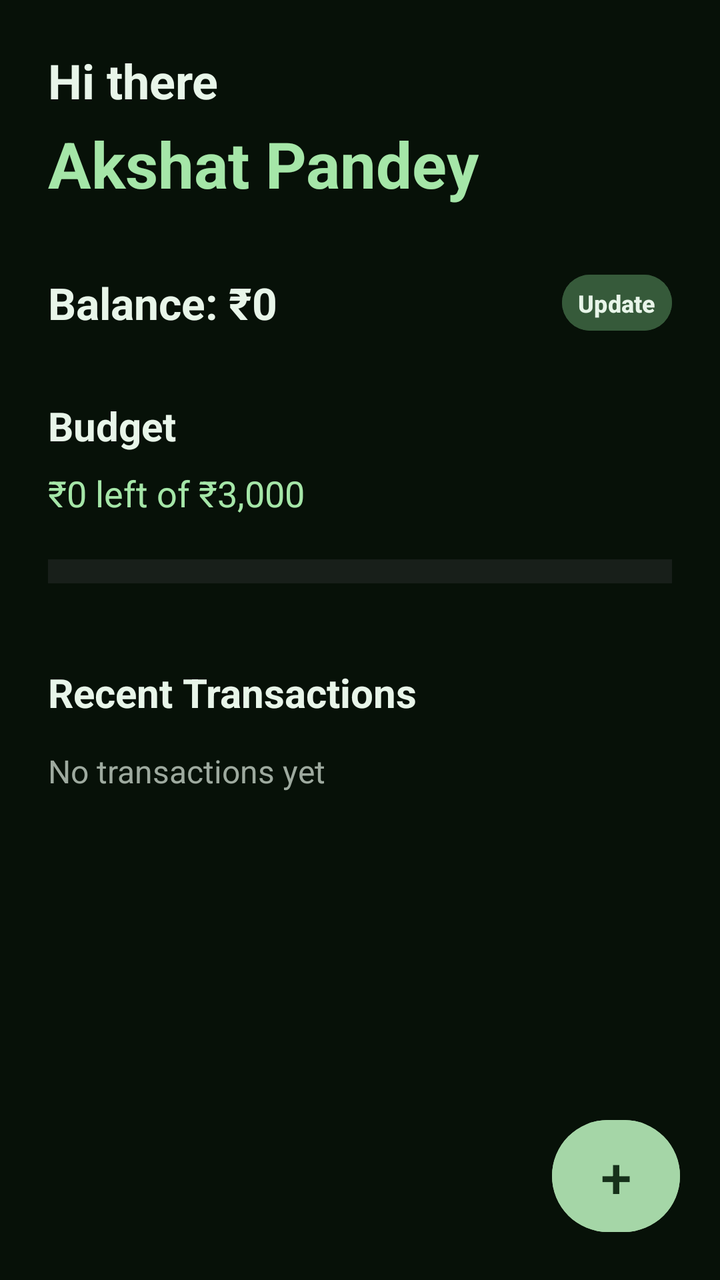
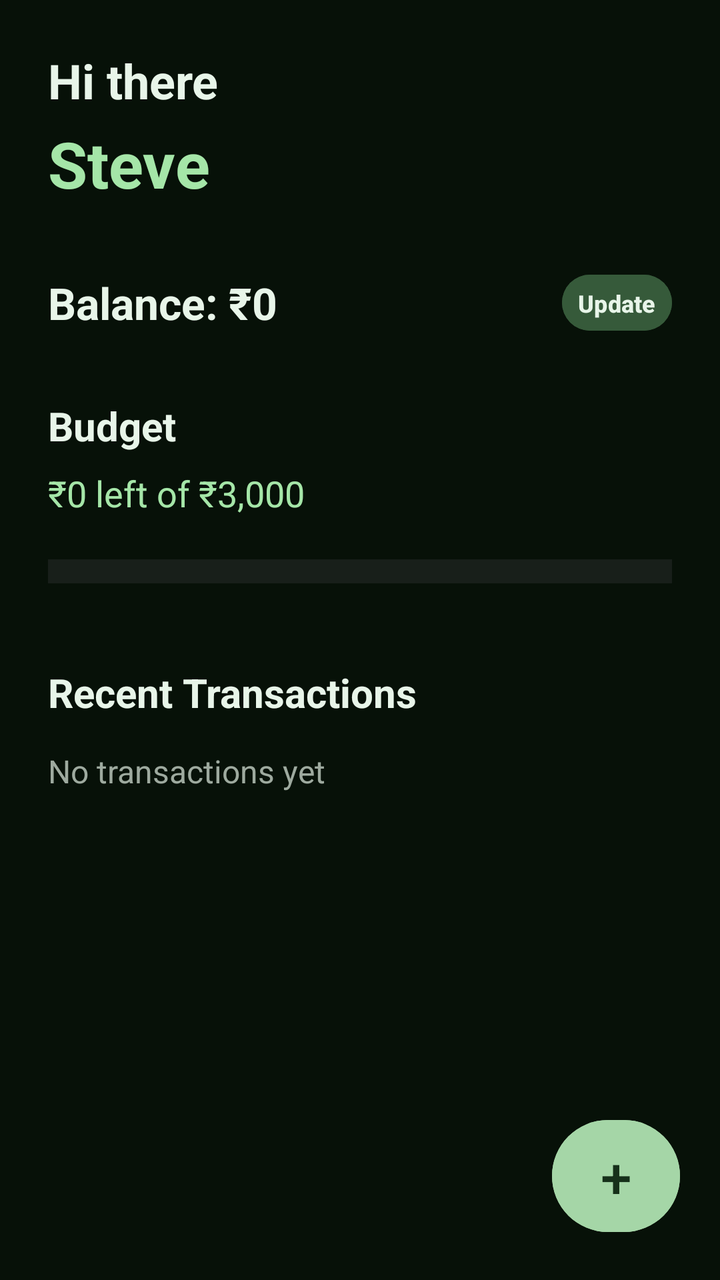

Before-and-after screenshots of an Android layout around one commit, followed by the original layout XML and the change that was made.
<!-- AndroidManifest.xml: application theme Theme.CashFlow -->
<!-- res/layout/fragment_home.xml -->
<?xml version="1.0" encoding="utf-8"?>
<FrameLayout
    xmlns:android="http://schemas.android.com/apk/res/android"
    android:id="@+id/homeRootLayout"
    android:layout_width="match_parent"
    android:layout_height="match_parent"
    android:background="#071108">

    

    <LinearLayout
        android:layout_width="match_parent"
        android:layout_height="match_parent"
        android:orientation="vertical"
        android:padding="24dp">

        

        <TextView
            android:id="@+id/tvHomeGreeting"
            android:layout_width="wrap_content"
            android:layout_height="wrap_content"
            android:text="Hi there"
            android:textColor="#E8F5E9"
            android:textSize="24sp"
            android:textStyle="bold" />

        <TextView
            android:id="@+id/tvHomeName"
            android:layout_width="wrap_content"
            android:layout_height="wrap_content"
            android:layout_marginTop="4dp"
            android:text="Akshat Pandey"
            android:textColor="#A5E6A8"
            android:textSize="32sp"
            android:textStyle="bold" />

        

        <LinearLayout
            android:layout_width="match_parent"
            android:layout_height="wrap_content"
            android:layout_marginTop="30dp"
            android:orientation="horizontal"
            android:gravity="center_vertical">

            <TextView
                android:id="@+id/tvHomeBalance"
                android:layout_width="0dp"
                android:layout_height="wrap_content"
                android:layout_weight="1"
                android:text="Balance: ₹0"
                android:textColor="#E8F5E9"
                android:textSize="22sp"
                android:textStyle="bold" />

            <Button
                android:id="@+id/btnUpdateHomeBalance"
                style="@style/CashFlowButton"
                android:layout_width="wrap_content"
                android:layout_height="36dp"
                android:paddingHorizontal="14dp"
                android:text="Update"
                android:textSize="12sp" />
        </LinearLayout>

        

        <TextView
            android:id="@+id/tvHomeBudgetTitle"
            android:layout_width="wrap_content"
            android:layout_height="wrap_content"
            android:layout_marginTop="30dp"
            android:text="Budget"
            android:textColor="#E8F5E9"
            android:textSize="20sp"
            android:textStyle="bold" />

        <TextView
            android:id="@+id/tvHomeBudget"
            android:layout_width="wrap_content"
            android:layout_height="wrap_content"
            android:layout_marginTop="8dp"
            android:text="₹0 left of ₹3,000"
            android:textColor="#A5E6A8"
            android:textSize="18sp" />

        <ProgressBar
            android:id="@+id/homeBudgetProgress"
            style="?android:attr/progressBarStyleHorizontal"
            android:layout_width="match_parent"
            android:layout_height="24dp"
            android:layout_marginTop="15dp"
            android:scaleY="3"
            android:max="100"
            android:progress="0" />

        

        <TextView
            android:id="@+id/tvHomeRecentTransactionsTitle"
            android:layout_width="wrap_content"
            android:layout_height="wrap_content"
            android:layout_marginTop="35dp"
            android:text="Recent Transactions"
            android:textColor="#E8F5E9"
            android:textSize="20sp"
            android:textStyle="bold" />

        <TextView
            android:id="@+id/tvRecentTransactions"
            android:layout_width="wrap_content"
            android:layout_height="wrap_content"
            android:layout_marginTop="15dp"
            android:text="No transactions yet"
            android:textColor="#9EAA9F"
            android:textSize="16sp" />

    </LinearLayout>


    

    <Button
        android:id="@+id/btnAddTransaction"
        android:layout_width="64dp"
        android:layout_height="64dp"
        android:layout_gravity="bottom|end"
        android:layout_marginEnd="20dp"
        android:layout_marginBottom="20dp"
        android:backgroundTint="#A5D6A7"
        android:text="+"
        android:textColor="#16301A"
        android:textSize="28sp"
        android:textStyle="normal" />

</FrameLayout>
<!-- resources referenced by this layout -->
<resources>
  <style name="CashFlowButton" parent="Widget.Material3.Button">
          <item name="android:backgroundTint">#365A3A</item>
          <item name="android:textColor">#E8F5E9</item>
          <item name="android:textSize">14sp</item>
          <item name="android:textStyle">bold</item>
          <item name="android:minHeight">48dp</item>
          <item name="android:minWidth">0dp</item>
          <item name="android:paddingStart">8dp</item>
          <item name="android:paddingEnd">8dp</item>
      </style>
  <style name="Theme.CashFlow" parent="Base.Theme.CashFlow">
      </style>
  <style name="Base.Theme.CashFlow" parent="Theme.Material3.DayNight.NoActionBar">
          
      </style>
</resources>

<!-- the commit's change to res/layout/fragment_home.xml (unified diff, before → after) -->
@@ -30,7 +30,7 @@
             android:layout_width="wrap_content"
             android:layout_height="wrap_content"
             android:layout_marginTop="4dp"
-            android:text="Akshat Pandey"
+            android:text="Steve"
             android:textColor="#A5E6A8"
             android:textSize="32sp"
             android:textStyle="bold" />
